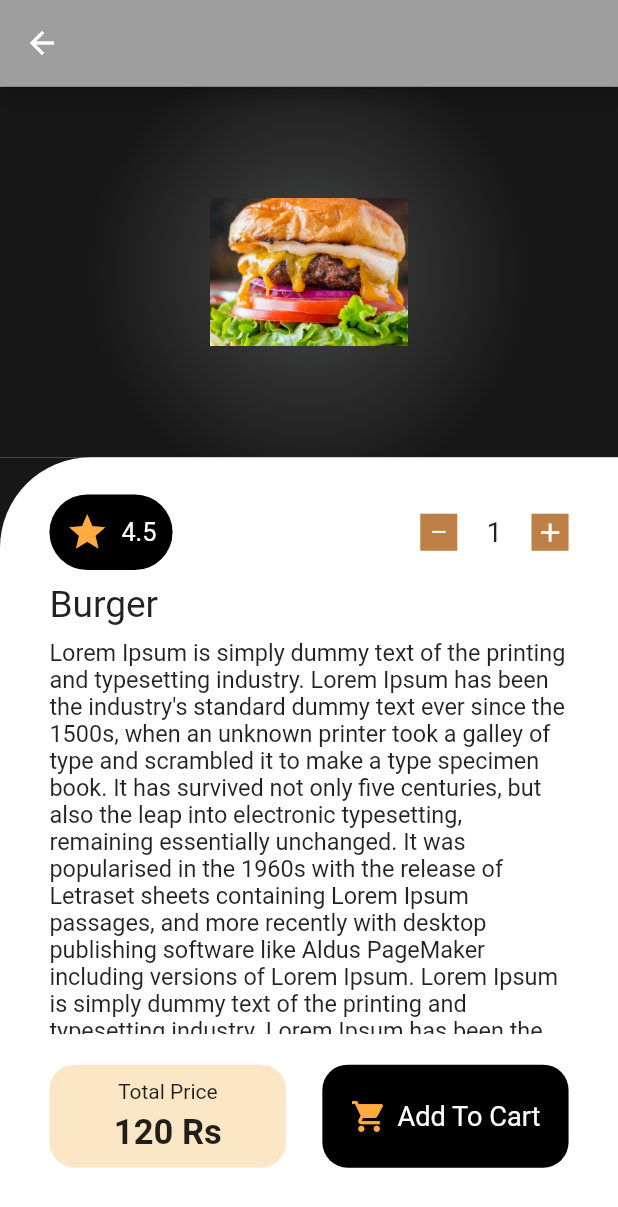
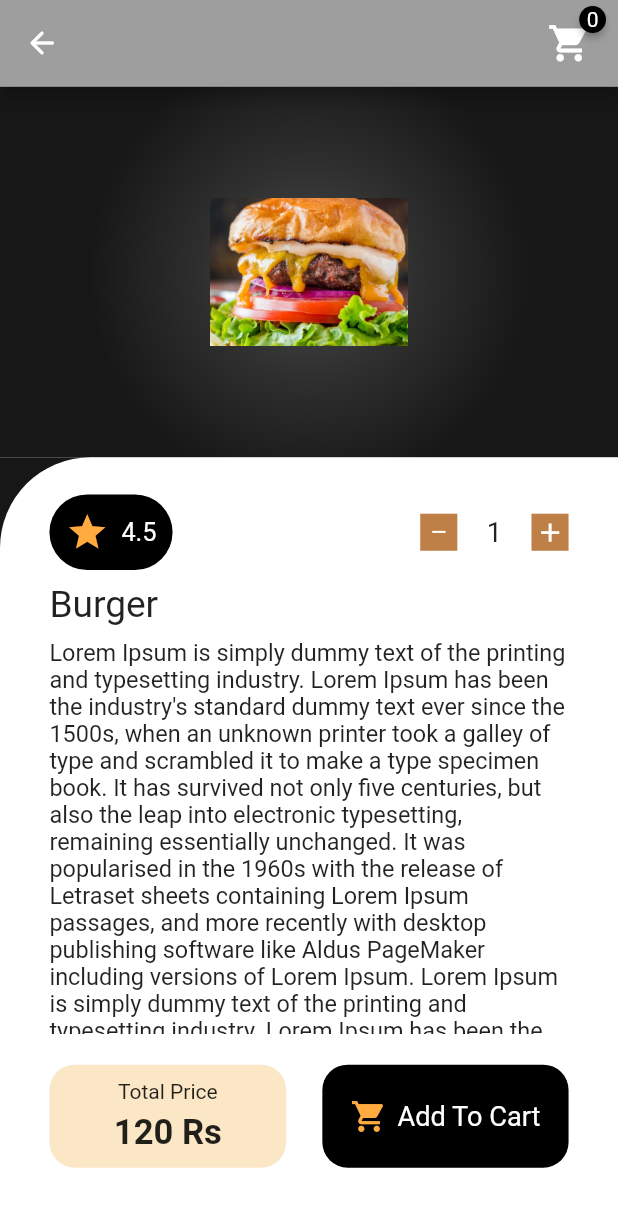
Before and after one commit to NiTHiN6282/fooddelivery, a Flutter app: the screen it shows after launch, after a tap on "Burger", on a phone screen of 412 x 824 dp. Shown: the top 1207 px of the screen. Run offline on Flutter 3.47's test engine with Material 2 defaults, Android fonts, the phone set to English and light mode, and no system bars; drawn by our look-alikes of badges.

Commit message:
Cart badge added!

```diff
--- a/lib/foodfavoriteui.dart
+++ b/lib/foodfavoriteui.dart
@@ -1,5 +1,7 @@
 
+import 'package:badges/badges.dart';
 import 'package:flutter/material.dart';
+import 'package:fooddelivery/foodhomeui.dart';
 import 'package:fooddelivery/snackbar.dart';
 
 import 'datalist.dart';
@@ -41,6 +43,35 @@ class _FoodFavoriteUiState extends State<FoodFavoriteUi> {
       appBar: AppBar(
         toolbarHeight: scrheight*.07,
         backgroundColor: Colors.grey,
+        leading: InkWell(
+            onTap: (){
+              Navigator.push(context, MaterialPageRoute(builder: (context) => FoodHomeUi(),));
+            },
+            child: Icon(Icons.arrow_back_rounded)),
+        actions: [
+          Padding(
+            padding: const EdgeInsets.all(8.0),
+            child: InkWell(
+                onTap: (){
+                  Navigator.push(context, MaterialPageRoute(builder: (context) => FoodCartUi(),));
+                },
+                child: Badge(
+                  badgeColor: Colors.black,
+                  badgeContent: Text(cartList.length.toString(),
+                    style: TextStyle(
+                        color: Colors.white
+                    ),),
+                  child: Icon(
+                    Icons.shopping_cart,
+                    size: scrheight*0.0352,
+                  ),
+                )
+            ),
+          ),
+          SizedBox(
+            width: 10,
+          )
+        ],
       ),
       body: SafeArea(
         child: Stack(
@@ -250,7 +281,6 @@ class _FoodFavoriteUiState extends State<FoodFavoriteUi> {
                                     final findindex = cartList.indexWhere((element) => element["name"] == widget.name);
                                     print("index"+findindex.toString());
                                     if(findindex>=0){
-                                      print("ennada");
                                       setState((){
                                         cartList[findindex]['quantity']=cartList[findindex]['quantity']+count;
                                       });
@@ -264,7 +294,8 @@ class _FoodFavoriteUiState extends State<FoodFavoriteUi> {
                                     }
                                     print(cartList);
                                     CustomSnackBar.customSnackbar(context, 2,"${count} "+widget.name+" Added to cart");
-                                    Navigator.push(context, MaterialPageRoute(builder: (context) => FoodCartUi(),));
+                                    setState((){});
+                                    // Navigator.push(context, MaterialPageRoute(builder: (context) => FoodCartUi(),));
                                   },
                                   child: Container(
                                     width: scrwidth/2.51,
--- a/lib/foodhomeui.dart
+++ b/lib/foodhomeui.dart
@@ -1,3 +1,4 @@
+import 'package:badges/badges.dart';
 import 'package:flutter/material.dart';
 import 'package:fooddelivery/foodcartui.dart';
 
@@ -63,8 +64,18 @@ class _FoodHomeUiState extends State<FoodHomeUi> {
                                 onTap: (){
                                   Navigator.push(context, MaterialPageRoute(builder: (context) => FoodCartUi(),));
                                 },
-                                child: Icon(Icons.shopping_cart,
-                                size: scrheight*0.0352,))
+                                child: Badge(
+                                  badgeColor: Colors.grey,
+                                  badgeContent: Text(cartList.length.toString(),
+                                  style: TextStyle(
+                                    color: Colors.white
+                                  ),),
+                                  child: Icon(
+                                    Icons.shopping_cart,
+                                    size: scrheight*0.0352,
+                                  ),
+                                )
+                            )
                           ],
                         ),
                       ),
--- a/pubspec.yaml
+++ b/pubspec.yaml
@@ -34,6 +34,7 @@ dependencies:
   # The following adds the Cupertino Icons font to your application.
   # Use with the CupertinoIcons class for iOS style icons.
   cupertino_icons: ^1.0.2
+  badges: ^2.0.3
 
 dev_dependencies:
   flutter_test:
```
Also changed, not shown: pubspec.lock.
